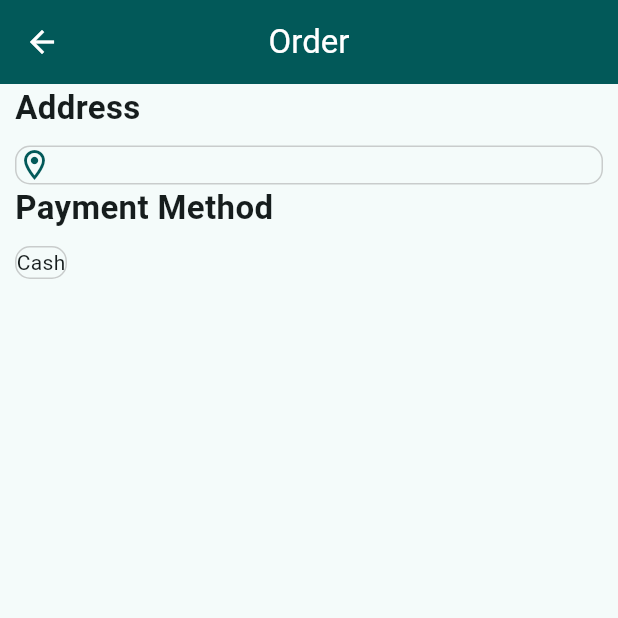
After one commit to salahelden18/market_app_2, a Flutter app: the OrderScreen screen opened directly, on a phone screen of 412 x 824 dp, the top half of it. The commit adds this screen. Run offline on Flutter 3.47's test engine with Material 3 defaults, Android fonts, the phone set to English and light mode, and no system bars; our stand-ins replace animate_do, carousel_slider, dartz, equatable, flutter_bloc, fluttertoast and 8 more; accounts and stored records are empty.

Commit message:
adding some parts for order

```diff
--- a/lib/core/utils/router.dart
+++ b/lib/core/utils/router.dart
@@ -6,6 +6,7 @@ import 'package:market_app_2/features/address/presentation/views/add_address_scr
 import 'package:market_app_2/features/authentication/presentation/model_views/verifiy/verify_cubit.dart';
 import 'package:market_app_2/features/authentication/presentation/views/authentication_screen.dart';
 import 'package:market_app_2/features/authentication/presentation/views/otp_screen.dart';
+import 'package:market_app_2/features/basket/presentation/views/basket_screen.dart';
 import 'package:market_app_2/features/home/presentation/views/home_screen.dart';
 import 'package:market_app_2/features/products/presentation/view_model/products_cubit.dart';
 import 'package:market_app_2/features/products/presentation/views/product_details_screen.dart';
@@ -58,6 +59,11 @@ Route<dynamic> generateRouter(RouteSettings settings) {
         ], child: const AddAddresssScreen()),
         settings: settings,
       );
+    case BasketScreen.routeName:
+      return MaterialPageRoute(
+        builder: (ctx) => const BasketScreen(),
+        settings: settings,
+      );
 
     default:
       return MaterialPageRoute(
--- a/lib/features/home/presentation/view_models/bottm_nav_bar_cubit/bottom_nav_bar_cubit.dart
+++ b/lib/features/home/presentation/view_models/bottm_nav_bar_cubit/bottom_nav_bar_cubit.dart
@@ -2,7 +2,6 @@ import 'package:flutter/material.dart';
 import 'package:flutter_bloc/flutter_bloc.dart';
 import 'package:google_nav_bar/google_nav_bar.dart';
 import '../../../../favorite/presentation/views/favorite_screen.dart';
-import '../../../../basket/presentation/views/basket_screen.dart';
 import '../../../../profile/profile_screen.dart';
 import '../../views/widgets/home_screen_layout.dart';
 
@@ -11,17 +10,12 @@ class BottomNavBarCubit extends Cubit<int> {
 
   List<GButton> get navbarItems => [
         const GButton(icon: Icons.home_outlined, text: 'Home'),
-        const GButton(icon: Icons.shopping_cart_outlined, text: 'Basket'),
         const GButton(icon: Icons.favorite_outline, text: 'Favorites'),
         const GButton(icon: Icons.person_outline, text: 'Profile')
       ];
 
-  List<Widget> get pages => [
-        const HomeScreenLayout(),
-        const BasketScreen(),
-        const FavoriteScreen(),
-        const ProfileScreen()
-      ];
+  List<Widget> get pages =>
+      [const HomeScreenLayout(), const FavoriteScreen(), const ProfileScreen()];
 
   onTap(int index) {
     emit(index);
--- a/lib/features/home/presentation/views/home_screen.dart
+++ b/lib/features/home/presentation/views/home_screen.dart
@@ -1,6 +1,6 @@
 import 'package:flutter/material.dart';
 import 'package:flutter_bloc/flutter_bloc.dart';
-import 'package:market_app_2/features/home/presentation/views/widgets/nav_bar_widget.dart';
+import 'widgets/nav_bar_widget.dart';
 import '../view_models/bottm_nav_bar_cubit/bottom_nav_bar_cubit.dart';
 
 class HomeScreen extends StatelessWidget {
--- /dev/null
+++ b/lib/features/order/presentation/views/order_screen.dart
@@ -0,0 +1,35 @@
+import 'package:flutter/material.dart';
+import 'package:market_app_2/features/order/presentation/views/widgets/order_address_section.dart';
+import 'package:market_app_2/features/order/presentation/views/widgets/order_payment_section_method.dart';
+import 'package:market_app_2/features/order/presentation/views/widgets/order_section.dart';
+
+class OrderScreen extends StatelessWidget {
+  const OrderScreen({super.key});
+  static const String routeName = '/order-screen';
+  @override
+  Widget build(BuildContext context) {
+    return Scaffold(
+      appBar: AppBar(
+        title: const Text('Order'),
+      ),
+      body: ListView(
+        padding: const EdgeInsets.symmetric(horizontal: 10),
+        children: [
+          // Address Section
+          const OrderSection(
+            title: 'Address',
+            widget: OrderAddressSection(),
+          ),
+          // payment method section
+          OrderSection(
+            title: 'Payment Method',
+            widget: OrderPaymentMethodWidget(),
+          ),
+          // products section
+          // TODO add the products seciton here
+          // payment summary section
+        ],
+      ),
+    );
+  }
+}
--- /dev/null
+++ b/lib/features/order/presentation/views/widgets/order_address_section.dart
@@ -0,0 +1,26 @@
+import 'package:flutter/material.dart';
+import 'package:flutter_bloc/flutter_bloc.dart';
+import '../../../../../core/style/app_colors.dart';
+import '../../../../address/presentation/model_views/address_cubit.dart';
+
+class OrderAddressSection extends StatelessWidget {
+  const OrderAddressSection({super.key});
+
+  @override
+  Widget build(BuildContext context) {
+    final addressCubit = context.watch<AddressCubit>();
+    return Row(
+      crossAxisAlignment: CrossAxisAlignment.center,
+      children: [
+        const Icon(
+          Icons.location_on_outlined,
+          color: AppColors.primaryColor,
+        ),
+        const SizedBox(width: 5),
+        Expanded(
+          child: Text(addressCubit.state.selectedAddress?.fullAddress ?? ''),
+        ),
+      ],
+    );
+  }
+}
--- /dev/null
+++ b/lib/features/order/presentation/views/widgets/order_payment_section_method.dart
@@ -0,0 +1,11 @@
+import 'package:flutter/material.dart';
+
+class OrderPaymentMethodWidget extends StatelessWidget {
+  const OrderPaymentMethodWidget({super.key});
+
+  @override
+  Widget build(BuildContext context) {
+    // TODO get it from the api
+    return const Text('Cash');
+  }
+}
--- /dev/null
+++ b/lib/features/order/presentation/views/widgets/order_section.dart
@@ -0,0 +1,30 @@
+import 'package:flutter/material.dart';
+import '../../../../../core/style/app_colors.dart';
+import '../../../../../core/style/font_style.dart';
+
+class OrderSection extends StatelessWidget {
+  const OrderSection({super.key, required this.title, required this.widget});
+  final String title;
+  final Widget widget;
+
+  @override
+  Widget build(BuildContext context) {
+    return Column(
+      crossAxisAlignment: CrossAxisAlignment.start,
+      children: [
+        Text(
+          title,
+          style: FontStyle.size22Black600,
+        ),
+        const SizedBox(height: 10),
+        Container(
+          decoration: BoxDecoration(
+            borderRadius: BorderRadius.circular(10),
+            border: Border.all(color: AppColors.lightGray),
+          ),
+          child: widget,
+        ),
+      ],
+    );
+  }
+}
```
Also changed, not shown: lib/features/basket/presentation/model_views/basket_cubit.dart (+4 -8 lines), lib/features/basket/presentation/views/basket_screen.dart (+27 -17 lines), lib/features/basket/presentation/views/widgets/button_bottom_navigation_widget.dart (added, +46 -0 lines), lib/features/home/presentation/views/widgets/home_header_section.dart (+22 -5 lines), lib/features/order/presentation/views/widgets/order_payment_item_widget.dart (added, +10 -0 lines), lib/features/order/presentation/views/widgets/order_payment_summary.dart (added, +13 -0 lines), pubspec.lock.
